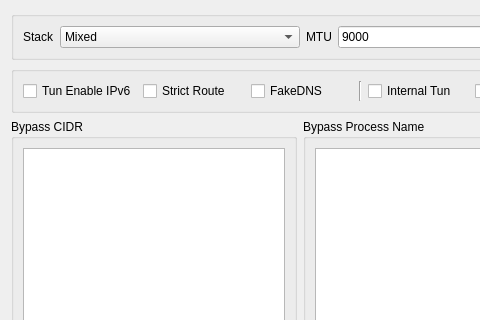
Old version of the form ui/dialog_vpn_settings.ui in the repository tarik1377/nekoray; both pictures show x 0 to 480 and y 0 to 320 of the 600 by 600 pixel window.
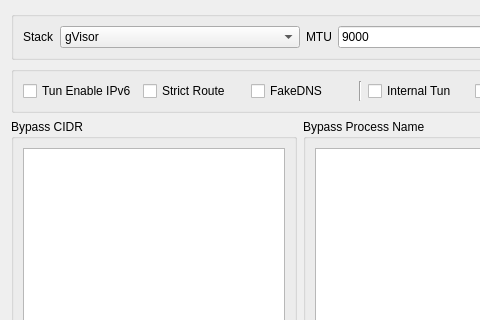
New version of the form.

Commit message: fix(vpn): the TUN stack dropdown named the wrong stack for every choice

```diff
--- a/ui/dialog_vpn_settings.ui
+++ b/ui/dialog_vpn_settings.ui
@@ -38,11 +38,6 @@
       </item>
       <item>
        <widget class="QComboBox" name="vpn_implementation">
-        <item>
-         <property name="text">
-          <string notr="true">Mixed</string>
-         </property>
-        </item>
         <item>
          <property name="text">
           <string notr="true">gVisor</string>
```
Left out of the diff: 11 changed lines with no effect on the pictures. The commit also changes 2 other files.
